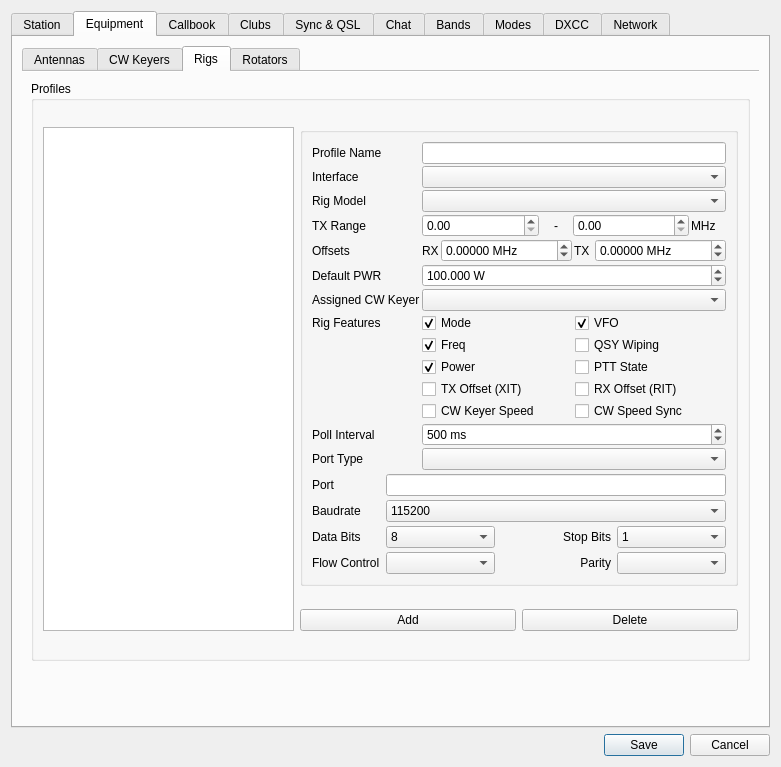
Above: ui/SettingsDialog.ui from k5mcd/QLog before the change. Below: the same form after it.
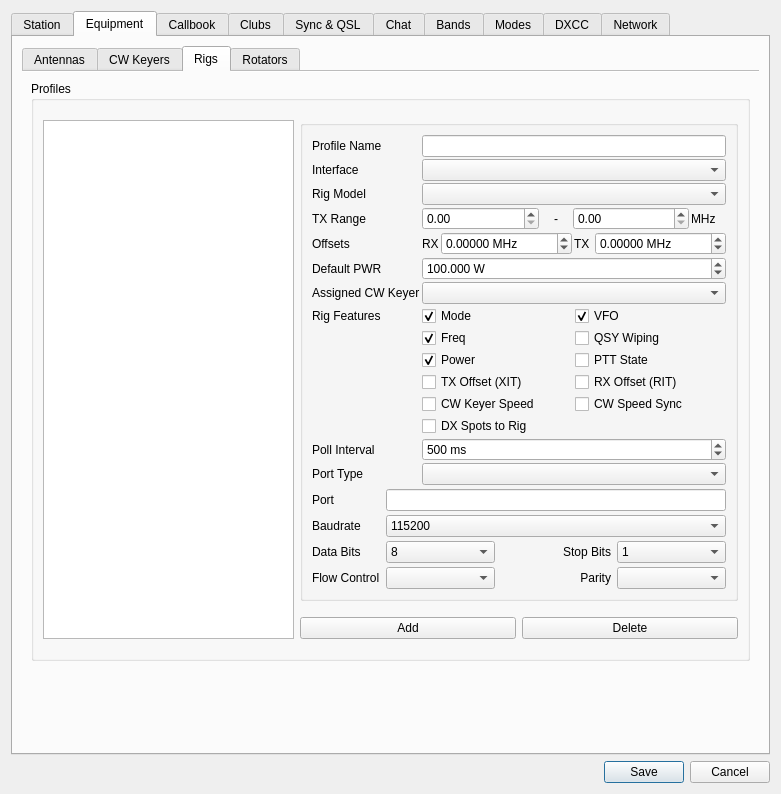
That is the form after the change. The open tabs and pages were chosen to show the change. Icons and pictures are not drawn.

Commit message: TCIDrv: Added feature to send DX Spot to Rig

Diff of the .ui file:
```diff
--- a/ui/SettingsDialog.ui
+++ b/ui/SettingsDialog.ui
@@ -7,7 +7,7 @@
     <x>0</x>
     <y>0</y>
     <width>781</width>
-    <height>767</height>
+    <height>794</height>
    </rect>
   </property>
   <property name="windowTitle">
@@ -1702,14 +1702,14 @@
                    </item>
                   </layout>
                  </item>
-                 <item row="12" column="0">
+                 <item row="13" column="0">
                   <widget class="QLabel" name="rigPollIntervalLabel">
                    <property name="text">
                     <string>Poll Interval</string>
                    </property>
                   </widget>
                  </item>
-                 <item row="12" column="1">
+                 <item row="13" column="1">
                   <widget class="QSpinBox" name="rigPollIntervalSpinBox">
                    <property name="sizePolicy">
                     <sizepolicy hsizetype="Preferred" vsizetype="Fixed">
@@ -1731,17 +1731,17 @@
                    </property>
                   </widget>
                  </item>
-                 <item row="13" column="0">
+                 <item row="14" column="0">
                   <widget class="QLabel" name="rigPortTypeLabel">
                    <property name="text">
                     <string>Port Type</string>
                    </property>
                   </widget>
                  </item>
-                 <item row="13" column="1">
+                 <item row="14" column="1">
                   <widget class="QComboBox" name="rigPortTypeCombo"/>
                  </item>
-                 <item row="14" column="0" colspan="2">
+                 <item row="15" column="0" colspan="2">
                   <widget class="QStackedWidget" name="rigStackedWidget">
                    <property name="sizePolicy">
                     <sizepolicy hsizetype="Expanding" vsizetype="Maximum">
@@ -2070,6 +2070,20 @@
                    <widget class="QWidget" name="page"/>
                   </widget>
                  </item>
+                 <item row="12" column="1">
+                  <layout class="QHBoxLayout" name="horizontalLayout_4">
+                   <property name="bottomMargin">
+                    <number>0</number>
+                   </property>
+                   <item>
+                    <widget class="QCheckBox" name="rigDXSpots2RigCheckBox">
+                     <property name="text">
+                      <string>DX Spots to Rig</string>
+                     </property>
+                    </widget>
+                   </item>
+                  </layout>
+                 </item>
                 </layout>
                </widget>
               </item>
```
The commit also changes 30 other files.
